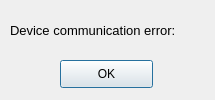
LukaMelinc/Minolta-Thermal-Camera, file E34Window.ui: the form before one commit.
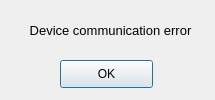
The form after the commit.

```diff
--- a/E34Window.ui
+++ b/E34Window.ui
@@ -50,7 +50,10 @@
     <number>1</number>
    </property>
    <property name="text">
-    <string>Device communication error:</string>
+    <string>Device communication error</string>
+   </property>
+   <property name="alignment">
+    <set>Qt::AlignCenter</set>
    </property>
   </widget>
  </widget>
```
